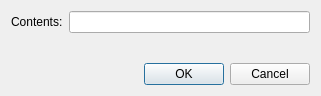
Qt form source/dialogs/textitemdialog.ui (powertab/powertabeditor) before a commit.
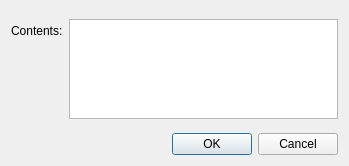
The same form after that commit.

Commit message:
Allow multi-line text items to be created and displayed.
Displaying multi-line text items is only partially working - more work
is needed on allocating enough vertical space.

Diff of the .ui file:
```diff
--- a/source/dialogs/textitemdialog.ui
+++ b/source/dialogs/textitemdialog.ui
@@ -9,8 +9,8 @@
    <rect>
     <x>0</x>
     <y>0</y>
-    <width>321</width>
-    <height>96</height>
+    <width>349</width>
+    <height>166</height>
    </rect>
   </property>
   <property name="windowTitle">
@@ -30,7 +30,17 @@
       </widget>
      </item>
      <item row="0" column="1">
-      <widget class="QLineEdit" name="contentsLineEdit"/>
+      <widget class="QPlainTextEdit" name="contentsTextEdit">
+       <property name="maximumSize">
+        <size>
+         <width>16777215</width>
+         <height>100</height>
+        </size>
+       </property>
+       <property name="lineWrapMode">
+        <enum>QPlainTextEdit::NoWrap</enum>
+       </property>
+      </widget>
      </item>
     </layout>
    </item>
```
The commit also changes 2 other files.
